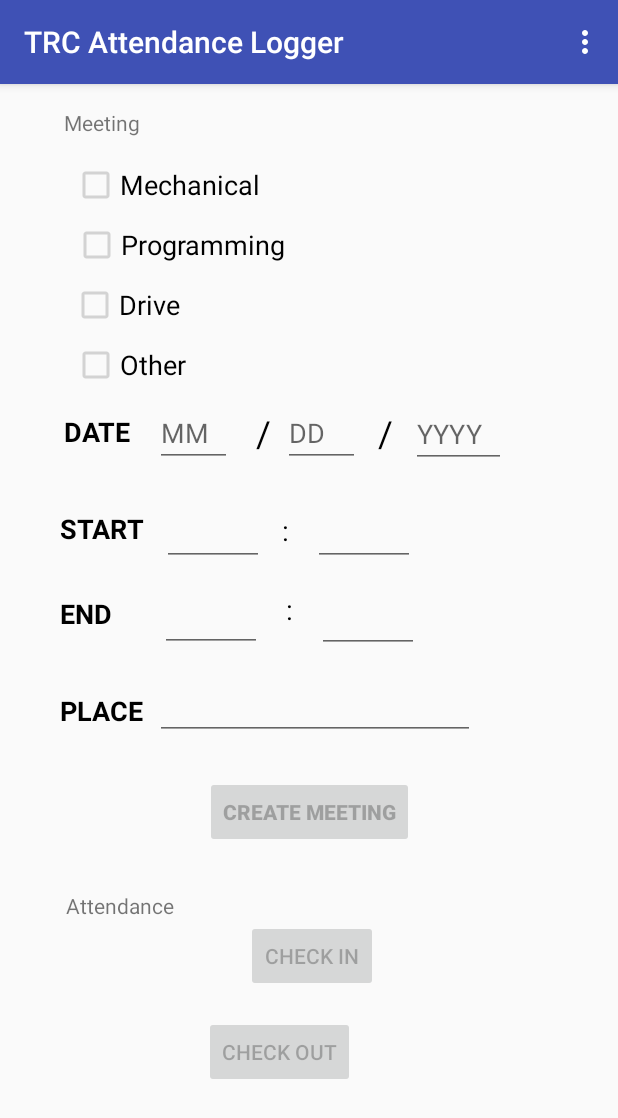
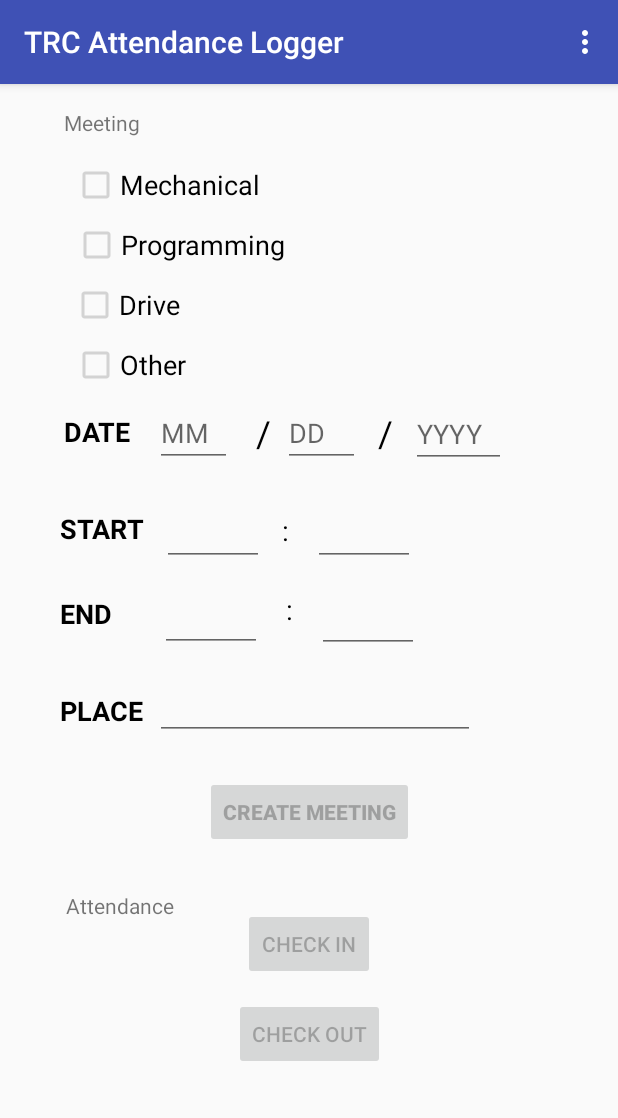
Before and after one commit to DrDab/TrcAttendance-Android, an Android app: the screen it shows after launch (MainActivity), on a phone screen of 412 x 824 dp. Shown: the top 1118 px of the screen. Run offline under Robolectric (Android 15) with nearby library versions, the phone set to English and light mode, and no system bars.

Commit message:
Aligned check-in/check-out button

```diff
--- a/app/src/main/res/layout/activity_main.xml
+++ b/app/src/main/res/layout/activity_main.xml
@@ -311,20 +311,25 @@
             android:id="@+id/checkInButton"
             android:layout_width="wrap_content"
             android:layout_height="wrap_content"
-            android:layout_marginEnd="160dp"
+            android:layout_marginEnd="8dp"
+            android:layout_marginStart="8dp"
+            android:layout_marginTop="40dp"
             android:onClick="checkIn"
             android:text="Check In"
             app:layout_constraintEnd_toEndOf="parent"
-            app:layout_constraintTop_toBottomOf="@+id/textView11" />
+            app:layout_constraintStart_toStartOf="parent"
+            app:layout_constraintTop_toBottomOf="@+id/button_createMeeting" />
 
         <Button
             android:id="@+id/checkOutButton"
             android:layout_width="wrap_content"
             android:layout_height="wrap_content"
-            android:layout_marginStart="136dp"
-            android:layout_marginTop="16dp"
+            android:layout_marginEnd="8dp"
+            android:layout_marginStart="8dp"
+            android:layout_marginTop="12dp"
             android:onClick="checkOut"
             android:text="Check Out"
+            app:layout_constraintEnd_toEndOf="parent"
             app:layout_constraintStart_toStartOf="parent"
             app:layout_constraintTop_toBottomOf="@+id/checkInButton" />
     </android.support.constraint.ConstraintLayout>
```
